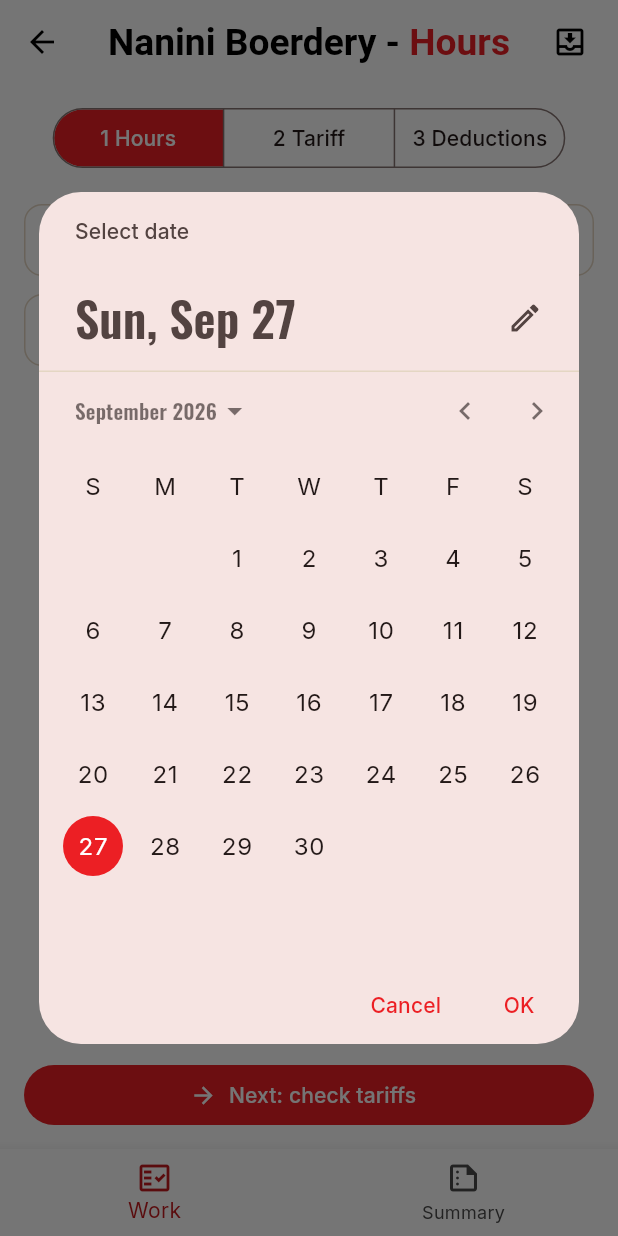
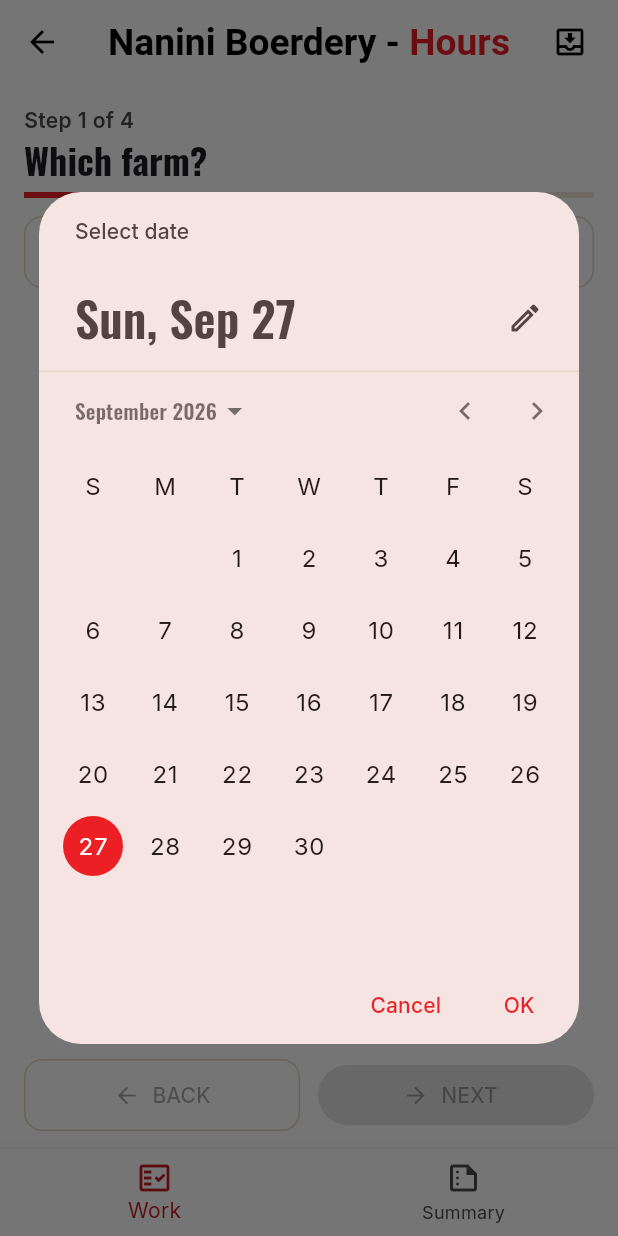
Before and after one commit to DFourie87/Nanini, a Flutter app: the HoursHomeScreen screen opened directly, after a tap on an icon or button, on a phone screen of 412 x 824 dp. Run offline on Flutter 3.47's test engine with Material 3 defaults, Android fonts, the phone set to English and light mode, and no system bars; our stand-ins replace connectivity_plus, csv, fl_chart, flutter_map, google_fonts, latlong2 and 5 more; accounts and stored records are empty; network calls fail.

Commit message:
Hours > Work: choose the farm first, no step tabs, BACK/NEXT arrows
- Step 1 picks the farm (with each farm's workers and hours since the last
  pay) and the pay-up-to day; no 'All farms' in Work
- Steps 2-4 (hours, tariffs, deductions) show only that farm
- Top step tabs replaced by 'Step n of 4' and a progress bar; BACK and
  NEXT arrow buttons at the bottom, the last one going to Summary

Co-Authored-By: Claude Opus 5.5 <noreply@anthropic.com>
Claude-Session: https://claude.ai/code/session_0154FLxM7bQ7qjn16GE6RHFv

```diff
--- a/nanini_app/lib/features/hours/hours_home_screen.dart
+++ b/nanini_app/lib/features/hours/hours_home_screen.dart
@@ -26,7 +26,7 @@ class _HoursHomeScreenState extends State<HoursHomeScreen> {
   int index = 0;
 
   // Shared by Work and Summary, so the summary is of exactly what was checked.
-  WorkStep step = WorkStep.hours;
+  WorkStep step = WorkStep.farm;
   String? farmId;
   DateTime payUpTo = DateTime.now();
 
@@ -56,7 +56,7 @@ class _HoursHomeScreenState extends State<HoursHomeScreen> {
           : ListenableBuilder(
               listenable: data,
               builder: (context, _) {
-                final lines = data.loaded
+                final allLines = data.loaded
                     ? buildPayRun(
                         payUpTo: toDateStr(payUpTo),
                         employees: data.employees!,
@@ -64,8 +64,9 @@ class _HoursHomeScreenState extends State<HoursHomeScreen> {
                         kgEntries: data.kgEntries!,
                         purchases: data.purchases!,
                         payslips: data.payslips!,
-                      ).where((l) => farmId == null || l.employee.farmId == farmId).toList()
+                      )
                     : <PayLine>[];
+                final lines = allLines.where((l) => farmId == null || l.employee.farmId == farmId).toList();
                 final scopeBar = PayScopeBar(
                   farms: data.farms,
                   farmId: farmId,
@@ -76,8 +77,11 @@ class _HoursHomeScreenState extends State<HoursHomeScreen> {
                 return safeIndex == 0
                     ? HoursWorkScreen(
                         data: data,
-                        lines: lines,
-                        scopeBar: scopeBar,
+                        allLines: allLines,
+                        farmId: farmId,
+                        onFarm: (f) => setState(() => farmId = f),
+                        payUpTo: payUpTo,
+                        onPayUpTo: (d) => setState(() => payUpTo = d),
                         step: step,
                         onStep: (s) => setState(() => step = s),
                         onDone: () => setState(() => index = 1),
--- a/nanini_app/lib/features/hours/hours_work_screen.dart
+++ b/nanini_app/lib/features/hours/hours_work_screen.dart
@@ -10,58 +10,77 @@ import 'hours_log_screen.dart';
 import 'pay_run.dart';
 import 'pay_widgets.dart';
 
-enum WorkStep { hours, tariff, deductions }
+enum WorkStep { farm, hours, tariff, deductions }
 
-/// Hours > Work: the farm managers' check before pay, in three steps --
-/// hours worked since the last pay (per worker and per farm), each worker's
-/// tariff, then deductions (tuck shop debt, loan, rent). The Summary tab
-/// adds it all up.
+/// Hours > Work: a farm manager's check before pay, one step at a time --
+/// choose the farm, then its hours worked since the last pay (per worker and
+/// in total), each worker's tariff, then deductions (tuck shop debt, loan,
+/// rent). BACK / NEXT at the bottom; the Summary tab adds it all up.
 class HoursWorkScreen extends StatelessWidget {
   const HoursWorkScreen({
     super.key,
     required this.data,
-    required this.lines,
-    required this.scopeBar,
+    required this.allLines,
+    required this.farmId,
+    required this.onFarm,
+    required this.payUpTo,
+    required this.onPayUpTo,
     required this.step,
     required this.onStep,
     required this.onDone,
   });
   final HoursData data;
-  final List<PayLine> lines;
-  final Widget scopeBar;
+
+  /// Every farm's pay lines (the chosen farm's are picked out here).
+  final List<PayLine> allLines;
+  final String? farmId;
+  final ValueChanged<String> onFarm;
+  final DateTime payUpTo;
+  final ValueChanged<DateTime> onPayUpTo;
   final WorkStep step;
   final ValueChanged<WorkStep> onStep;
 
   /// After the last step: on to the Summary tab.
   final VoidCallback onDone;
 
+  static const _titles = {
+    WorkStep.farm: 'Which farm?',
+    WorkStep.hours: 'Hours worked',
+    WorkStep.tariff: 'Tariffs',
+    WorkStep.deductions: 'Deductions',
+  };
+
   @override
   Widget build(BuildContext context) {
-    final farms = byFarm(lines, data.farms);
+    final farm = data.farms.where((f) => f.id == farmId).firstOrNull;
+    // No farm chosen yet (or "All farms" picked on Summary): start at the farm.
+    final s = farm == null ? WorkStep.farm : step;
+    final lines = allLines.where((l) => l.employee.farmId == farmId).toList();
+    final n = WorkStep.values.indexOf(s);
     return Column(
+      crossAxisAlignment: CrossAxisAlignment.stretch,
       children: [
         Padding(
-          padding: const EdgeInsets.fromLTRB(16, 12, 16, 0),
-          child: SegmentedButton<WorkStep>(
-            segments: const [
-              ButtonSegment(value: WorkStep.hours, label: Text('1 Hours', maxLines: 1)),
-              ButtonSegment(value: WorkStep.tariff, label: Text('2 Tariff', maxLines: 1)),
-              ButtonSegment(value: WorkStep.deductions, label: Text('3 Deductions', maxLines: 1, overflow: TextOverflow.ellipsis)),
+          padding: const EdgeInsets.fromLTRB(16, 14, 16, 4),
+          child: Column(
+            crossAxisAlignment: CrossAxisAlignment.start,
+            children: [
+              Text('Step ${n + 1} of ${WorkStep.values.length}${farm == null ? '' : ' · ${farmShort(farm)}'}',
+                  style: const TextStyle(color: NaniniColors.muted, fontWeight: FontWeight.w600)),
+              Text(_titles[s]!, style: Theme.of(context).textTheme.headlineSmall?.copyWith(fontWeight: FontWeight.w700)),
+              const SizedBox(height: 6),
+              LinearProgressIndicator(value: (n + 1) / WorkStep.values.length, color: NaniniColors.rust, backgroundColor: NaniniColors.disabledBg),
             ],
-            selected: {step},
-            onSelectionChanged: (s) => onStep(s.first),
-            showSelectedIcon: false,
-            style: SegmentedButton.styleFrom(selectedBackgroundColor: NaniniColors.rust, selectedForegroundColor: Colors.white),
           ),
         ),
-        scopeBar,
         Expanded(
           child: !data.loaded
               ? const Center(child: CircularProgressIndicator())
               : ListView(
                   padding: const EdgeInsets.fromLTRB(16, 8, 16, 16),
                   children: [
-                    if (step == WorkStep.hours)
+                    if (s == WorkStep.farm) ..._farmStep(context),
+                    if (s == WorkStep.hours)
                       Align(
                         alignment: Alignment.centerLeft,
                         child: OutlinedButton.icon(
@@ -72,13 +91,13 @@ class HoursWorkScreen extends StatelessWidget {
                           label: const Text('Add hours'),
                         ),
                       ),
-                    if (step == WorkStep.hours) const SizedBox(height: 8),
-                    if (lines.isEmpty) const EmptyPayNote(),
-                    for (final (farm, farmLines) in farms)
-                      switch (step) {
-                        WorkStep.hours => _hoursSection(context, farm, farmLines),
-                        WorkStep.tariff => _tariffSection(context, farm, farmLines),
-                        WorkStep.deductions => _deductionSection(context, farm, farmLines),
+                    if (s == WorkStep.hours) const SizedBox(height: 8),
+                    if (s != WorkStep.farm && lines.isEmpty) const EmptyPayNote(),
+                    if (s != WorkStep.farm && lines.isNotEmpty)
+                      switch (s) {
+                        WorkStep.hours => _hoursSection(context, farm, lines),
+                        WorkStep.tariff => _tariffSection(context, farm, lines),
+                        _ => _deductionSection(context, farm, lines),
                       },
                   ],
                 ),
@@ -87,21 +106,28 @@ class HoursWorkScreen extends StatelessWidget {
           top: false,
           child: Padding(
             padding: const EdgeInsets.fromLTRB(16, 4, 16, 12),
-            child: SizedBox(
-              width: double.infinity,
-              child: FilledButton.icon(
-                onPressed: switch (step) {
-                  WorkStep.hours => () => onStep(WorkStep.tariff),
-                  WorkStep.tariff => () => onStep(WorkStep.deductions),
-                  WorkStep.deductions => onDone,
-                },
-                icon: const Icon(Icons.arrow_forward),
-                label: Text(switch (step) {
-                  WorkStep.hours => 'Next: check tariffs',
-                  WorkStep.tariff => 'Next: deductions',
-                  WorkStep.deductions => 'Done: see summary',
-                }),
-              ),
+            child: Row(
+              children: [
+                Expanded(
+                  child: OutlinedButton.icon(
+                    onPressed: n == 0 ? null : () => onStep(WorkStep.values[n - 1]),
+                    icon: const Icon(Icons.arrow_back),
+                    label: const Text('BACK'),
+                  ),
+                ),
+                const SizedBox(width: 12),
+                Expanded(
+                  child: FilledButton.icon(
+                    onPressed: switch (s) {
+                      WorkStep.farm => farm == null ? null : () => onStep(WorkStep.hours),
+                      WorkStep.deductions => onDone,
+                      _ => () => onStep(WorkStep.values[n + 1]),
+                    },
+                    icon: const Icon(Icons.arrow_forward),
+                    label: Text(s == WorkStep.deductions ? 'SUMMARY' : 'NEXT'),
+                  ),
+                ),
+              ],
             ),
           ),
         ),
@@ -109,7 +135,46 @@ class HoursWorkScreen extends StatelessWidget {
     );
   }
 
-  // --- Step 1: hours per worker, and per farm ---
+  // --- Step 1: the farm, and pay up to which day ---
+
+  List<Widget> _farmStep(BuildContext context) => [
+        OutlinedButton.icon(
+          onPressed: () async {
+            final picked = await showDatePicker(context: context, initialDate: payUpTo, firstDate: DateTime(2020), lastDate: DateTime(2100));
+            if (picked != null) onPayUpTo(picked);
+          },
+          icon: const Icon(Icons.event),
+          label: Text('Since last pay, up to ${fmtDateDisplay(toDateStr(payUpTo))}'),
+        ),
+        const SizedBox(height: 12),
+        for (final f in data.farms)
+          () {
+            final fl = allLines.where((l) => l.employee.farmId == f.id);
+            final workers = fl.where((l) => l.hours > 0 || l.kg > 0).length;
+            final hours = fl.fold<double>(0, (a, l) => a + l.hours);
+            final selected = f.id == farmId;
+            return Card(
+              margin: const EdgeInsets.only(bottom: 10),
+              shape: RoundedRectangleBorder(
+                borderRadius: BorderRadius.circular(12),
+                side: BorderSide(color: selected ? NaniniColors.rust : NaniniColors.line, width: selected ? 2.5 : 1),
+              ),
+              child: ListTile(
+                contentPadding: const EdgeInsets.symmetric(horizontal: 16, vertical: 8),
+                leading: Icon(Icons.agriculture, size: 32, color: selected ? NaniniColors.rust : NaniniColors.muted),
+                title: Text(farmShort(f), style: const TextStyle(fontSize: 18, fontWeight: FontWeight.w700)),
+                subtitle: Text('$workers worker${workers == 1 ? '' : 's'} · ${fmtHours(_round(hours))} since the last pay'),
+                trailing: const Icon(Icons.arrow_forward),
+                onTap: () {
+                  onFarm(f.id);
+                  onStep(WorkStep.hours);
+                },
+              ),
+            );
+          }(),
+      ];
+
+  // --- Step 2: hours per worker, and the farm's total ---
 
   Widget _hoursSection(BuildContext context, Farm? farm, List<PayLine> farmLines) {
     final hours = farmLines.fold<double>(0, (s, l) => s + l.hours);
@@ -197,7 +262,7 @@ class HoursWorkScreen extends StatelessWidget {
     );
   }
 
-  // --- Step 2: tariff per worker ---
+  // --- Step 3: tariff per worker ---
 
   Widget _tariffSection(BuildContext context, Farm? farm, List<PayLine> farmLines) {
     final missing = farmLines.where((l) => l.hours > 0 && l.tariff <= 0).length;
@@ -236,7 +301,7 @@ class HoursWorkScreen extends StatelessWidget {
     );
   }
 
-  // --- Step 3: tuck shop debt and loan repayment ---
+  // --- Step 4: tuck shop debt, loan and rent ---
 
   Widget _deductionSection(BuildContext context, Farm? farm, List<PayLine> farmLines) {
     final shop = farmLines.fold<double>(0, (s, l) => s + l.tuckshop);
```
Also changed, not shown: 1 other file.
